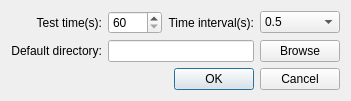
The window that ccd/settingsdialog.ui (liningpan/iGEM2017-SDSZ-China) describes before a commit, drawn with Qt 5.
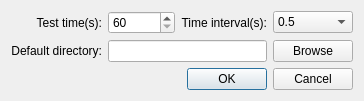
The same window after the commit.

The edit to the form file:
```diff
--- a/ccd/settingsdialog.ui
+++ b/ccd/settingsdialog.ui
@@ -36,7 +36,7 @@
       <number>60</number>
      </property>
      <property name="maximum">
-      <number>7200</number>
+      <number>360000</number>
      </property>
      <property name="singleStep">
       <number>60</number>
```
